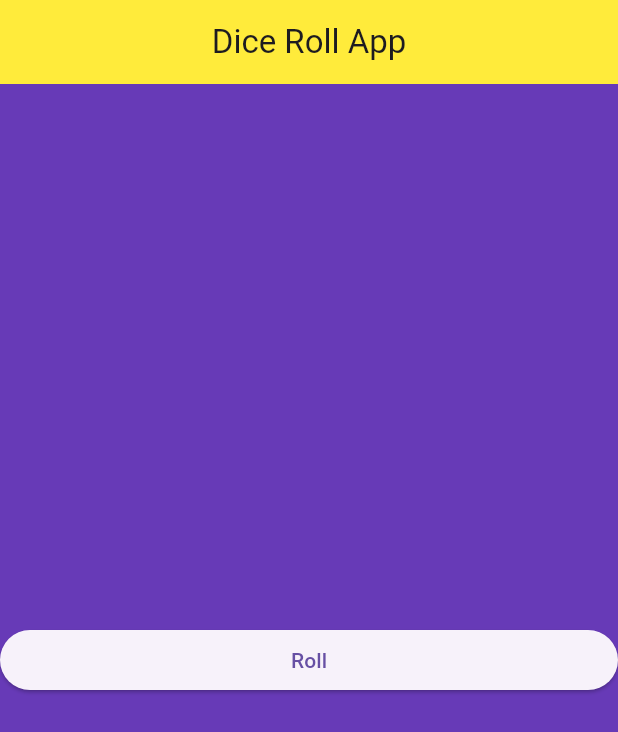
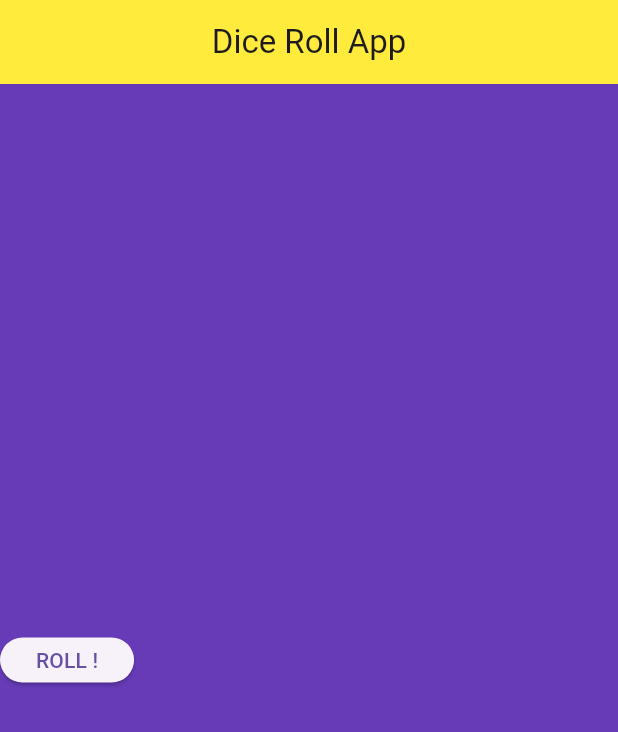
Before and after one commit to nativecrossplatform/Flutter-Dice-Roll, a Flutter app: the screen it shows after launch, on a phone screen of 412 x 824 dp. Shown: the top 732 px of the screen. Run offline on Flutter 3.47's test engine with Material 3 defaults, Android fonts, the phone set to English and light mode, and no system bars.

Commit message:
button sixe

```diff
--- a/diceroll/lib/roll_dice_button.dart
+++ b/diceroll/lib/roll_dice_button.dart
@@ -13,7 +13,7 @@ class _roll_dice_button_state extends State<roll_dice_button>
   Widget build(BuildContext context)
   {
     return (
-          ElevatedButton(onPressed:func_dice_roll, child: Center(child: Text("Roll")))
+          ElevatedButton(style:ElevatedButton.styleFrom(minimumSize: Size(50, 30)),onPressed: func_dice_roll, child: Text('ROLL !'))
     );
   }
 }
```
